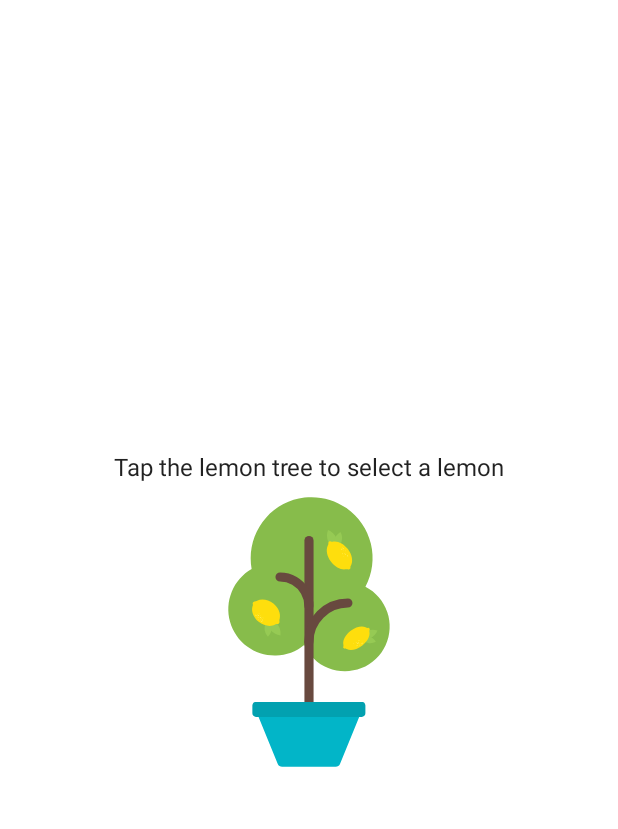
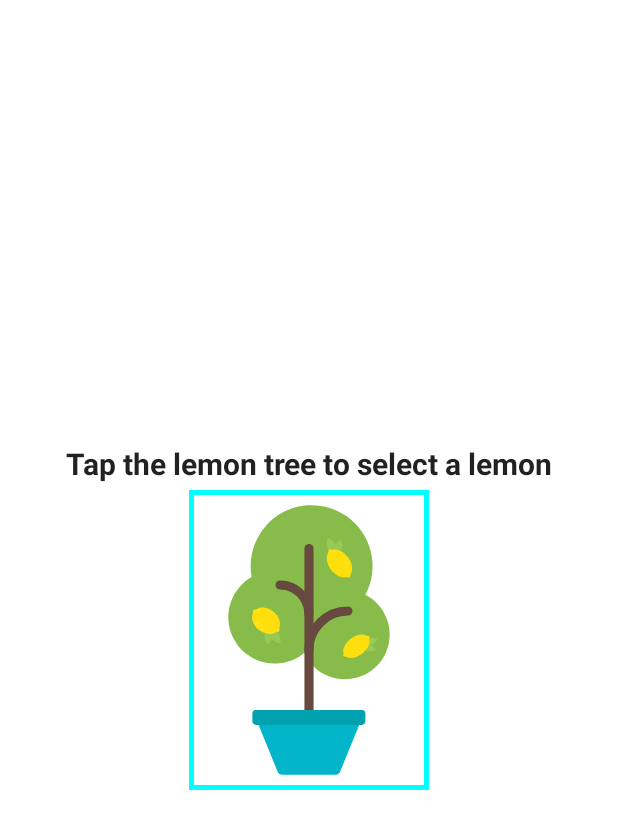
Before and after one commit to taotechs/Lemonade-App, an Android app built with Jetpack Compose: the screen it shows after launch (MainActivity), on a phone screen of 412 x 824 dp. Shown: the top 829 px of the screen. Run offline under Robolectric (Android 15) with nearby library versions, the phone set to English and light mode, and no system bars.

Commit message:
Edited the main functionality
Signed-off-by: TAOFEEK AKINTUNDE <58163594+taotechs@users.noreply.github.com>

```diff
--- a/app/src/main/java/com/example/lemonade/MainActivity.kt
+++ b/app/src/main/java/com/example/lemonade/MainActivity.kt
@@ -4,18 +4,21 @@ import android.os.Bundle
 import androidx.activity.ComponentActivity
 import androidx.activity.compose.setContent
 import androidx.compose.foundation.Image
-import androidx.compose.foundation.layout.Arrangement
-import androidx.compose.foundation.layout.Column
-import androidx.compose.foundation.layout.fillMaxSize
-import androidx.compose.material.MaterialTheme
-import androidx.compose.material.Surface
-import androidx.compose.material.Text
-import androidx.compose.runtime.Composable
+import androidx.compose.foundation.border
+import androidx.compose.foundation.clickable
+import androidx.compose.foundation.layout.*
+import androidx.compose.material.*
+import androidx.compose.runtime.*
 import androidx.compose.ui.Alignment
 import androidx.compose.ui.Modifier
+import androidx.compose.ui.graphics.Color
+import androidx.compose.ui.graphics.RectangleShape
 import androidx.compose.ui.res.painterResource
 import androidx.compose.ui.res.stringResource
+import androidx.compose.ui.text.font.FontWeight
 import androidx.compose.ui.tooling.preview.Preview
+import androidx.compose.ui.unit.dp
+import androidx.compose.ui.unit.sp
 import com.example.lemonade.ui.theme.LemonadeTheme
 
 class MainActivity : ComponentActivity() {
@@ -28,27 +31,86 @@ class MainActivity : ComponentActivity() {
                     modifier = Modifier.fillMaxSize(),
                     color = MaterialTheme.colors.background
                 ) {
-                    Lemonade()
+                    LemonadePrep()
                 }
             }
         }
     }
 }
+// Lemonade app Function
+@Composable
+fun Lemonade(
+    currentText: String, currentImage: Int, onImageClick: () -> Unit
+) {
+    Column(
+        horizontalAlignment = Alignment.CenterHorizontally,
+        verticalArrangement = Arrangement.Center,
+        modifier = Modifier.fillMaxSize()
+    ) {
+        Text(
+            text = currentText,
+            fontSize = 20.sp, fontWeight = FontWeight.Bold, modifier=Modifier.padding( bottom = 5.dp)
+        )
+        Image(
+            painter = painterResource(currentImage),
+            contentDescription = null,
+            modifier = Modifier
+                .clickable(onClick = onImageClick)
+                .border(
+                    width = 3.dp, color = Color.Cyan,
+                    shape = RectangleShape,
+                )
+
+        )
+    }
+}
 
 @Composable
-fun Lemonade() {
-    Column(horizontalAlignment = Alignment.CenterHorizontally, verticalArrangement = Arrangement.Center, modifier = Modifier.fillMaxSize()) {
-        Text(text = stringResource(R.string.TapTree))
-        Image(
-            painter = painterResource(id = R.drawable.lemon_tree),
-        contentDescription = null)
+fun LemonadePrep() {
+    var squeeze by remember { mutableStateOf(0) }
+    var status by remember { mutableStateOf(1) }
+    when (status) {
+        1 -> {
+            Lemonade(currentText = stringResource(R.string.TapTree),
+                currentImage = R.drawable.lemon_tree,
+                onImageClick = {
+                    status = 2
+                    squeeze = (2..4).random()
+                })
+
+        }
+        2 -> {
+            Lemonade(currentText = stringResource(R.string.KeepTap),
+                currentImage = R.drawable.lemon_squeeze,
+                onImageClick = {
+                    squeeze--
+                    if (squeeze == 0) status = 3
+                })
+        }
+        3 -> {
+            Lemonade(currentText = stringResource(R.string.TapDrink),
+                currentImage = R.drawable.lemon_drink,
+                onImageClick = {
+                    status = 4
+                })
+        }
+        else -> {
+            Lemonade(currentText = stringResource(R.string.TapEmpty),
+                currentImage = R.drawable.lemon_restart,
+                onImageClick = {
+                    status = 1
+                })
+
+        }
     }
+
+
 }
 
 @Preview(showBackground = true)
 @Composable
-fun DefaultPreview() {
+fun LemonadeAppPreview() {
     LemonadeTheme {
-        Lemonade()
+        LemonadePrep()
     }
 }
```
